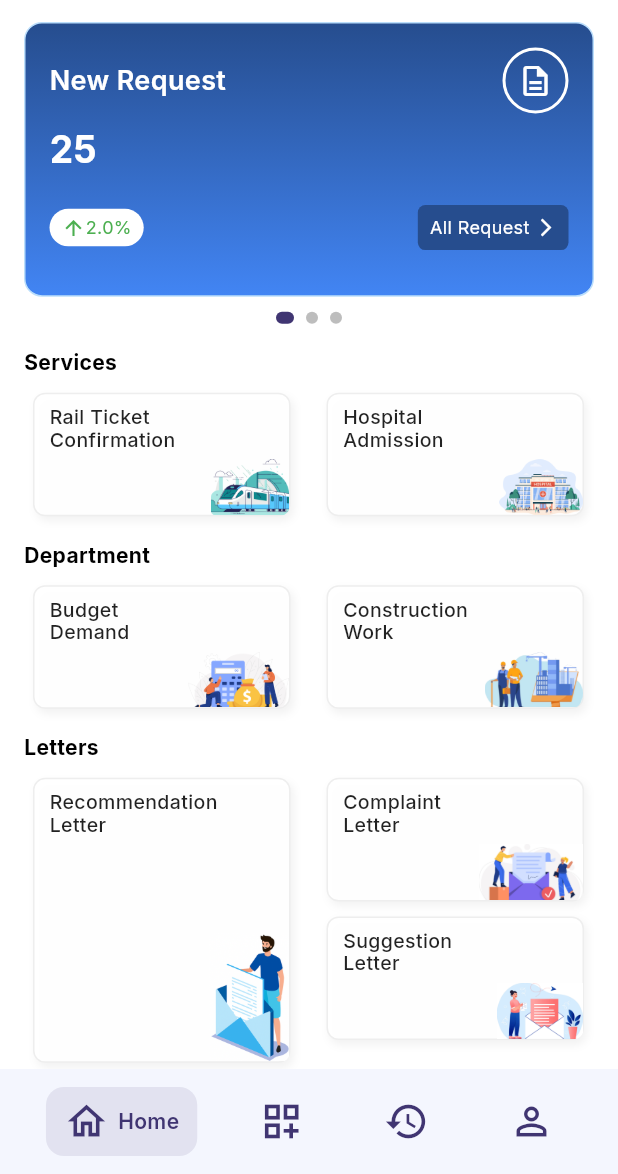
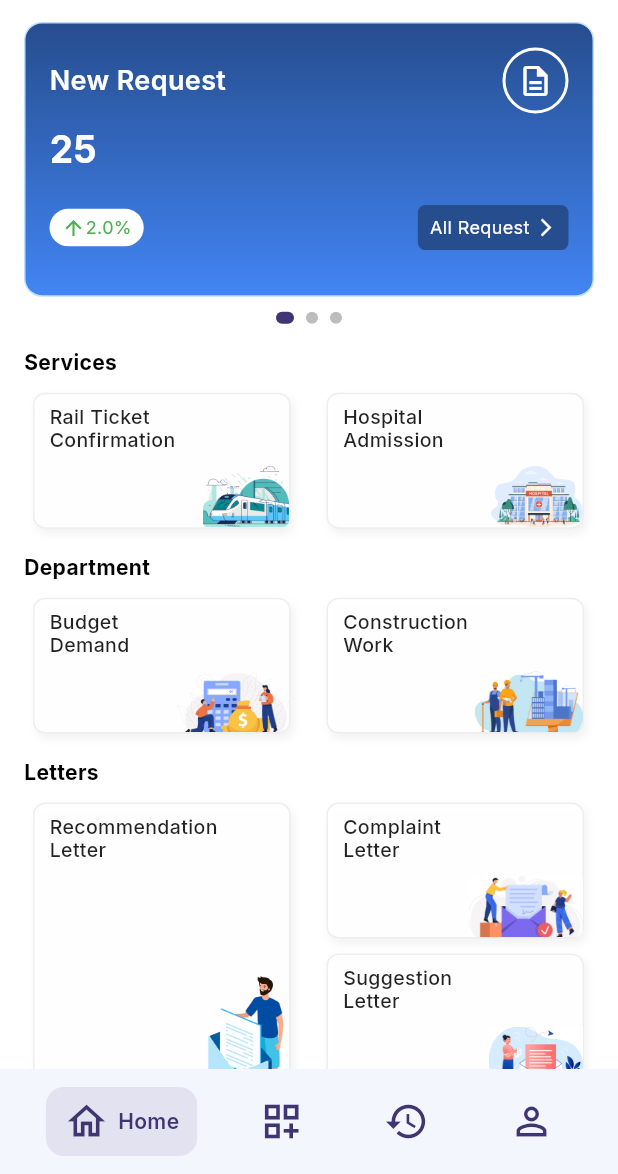
Before and after one commit to shail148/Admin-Janta-Sewa, a Flutter app: the screen it shows after launch, on a phone screen of 412 x 824 dp, the part 62-1236 px from its top. Run offline on Flutter 3.47's test engine with Material 3 defaults, Android fonts, the light colour scheme and no system bars; drawn by our look-alikes of carousel_slider; our stand-ins replace file_picker, fl_chart, flutter_screenutil, flutter_svg, flutter_switch, get and 2 more.

Commit message:
implemented new_home_page

```diff
--- a/lib/components/home/custom_service_card_modern.dart
+++ b/lib/components/home/custom_service_card_modern.dart
@@ -32,7 +32,7 @@ class CustomServiceCard extends StatelessWidget {
    // final cardWidth = width ?? screenWidth * 0.41;
 
     // use a sensible default height (can be overridden)
-    final double cardHeight = height ?? (screenHeight * 0.10);
+    final double cardHeight = height ?? (screenHeight * 0.11);
 
     final double imgSize = (cardHeight < cardWidth ? cardHeight : cardWidth) * 0.8;
 
--- a/lib/view/bottomPages/new_home_page.dart
+++ b/lib/view/bottomPages/new_home_page.dart
@@ -114,7 +114,7 @@ class _NewHomePageState extends State<NewHomePage> {
                 children: [
                   CustomServiceCard(
                     title: "Recommendation \nLetter",
-                    height: 190,
+                    height: 210,
                     //imagePath: "assets/icons/letter.jpg",
                     imagePath: 'assets/images/recommendation.png',
                     onTap: () {
```
